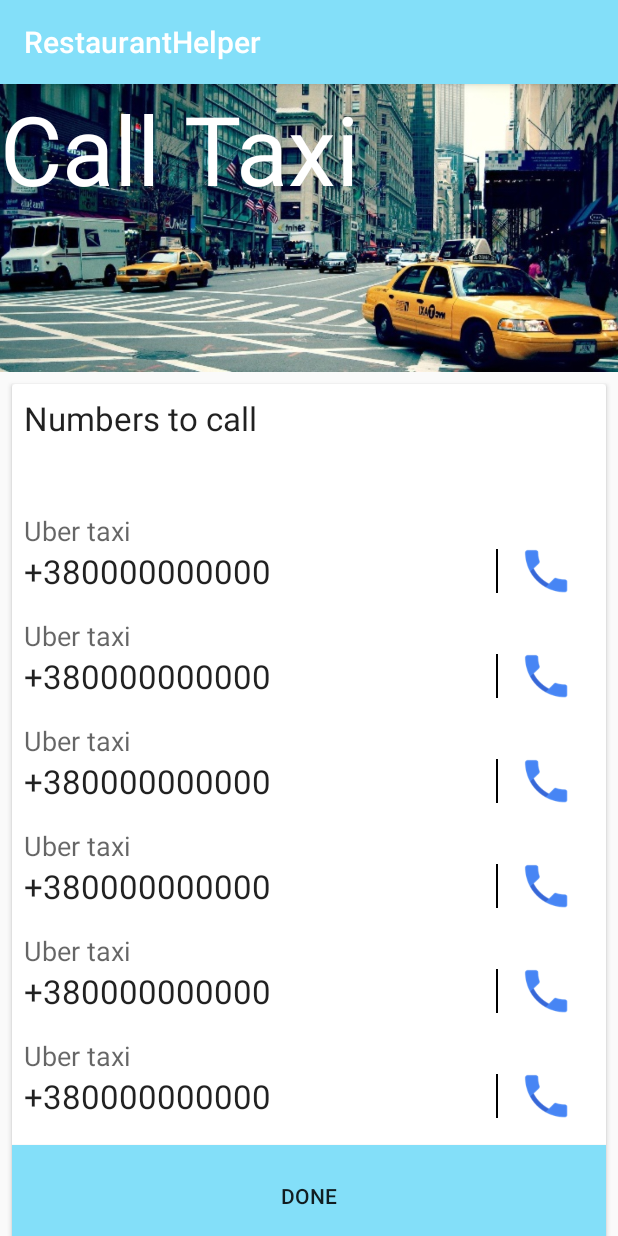
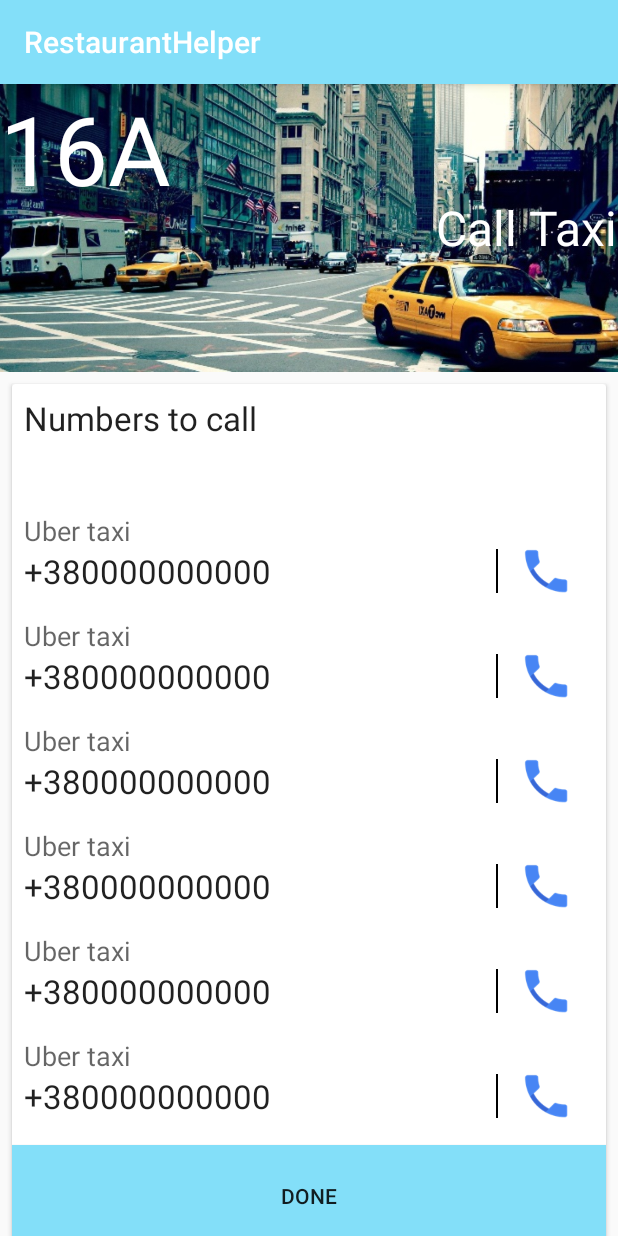
Before and after one commit to Vrungel322/RestaurantHelper, an Android app: the screen it shows after launch (TaxiCallActivity), after a tap on "Time", on a phone screen of 412 x 824 dp. Run offline under Robolectric (Android 15) with nearby library versions, the light colour scheme and no system bars; our stand-ins replace ButterKnife.

Commit message:
place can be shown in TaxiActivity now

```diff
--- a/mobile/src/main/java/com/nanddgroup/restauranthelper/AdapterMainLv.java
+++ b/mobile/src/main/java/com/nanddgroup/restauranthelper/AdapterMainLv.java
@@ -28,21 +28,27 @@ public class AdapterMainLv extends ArrayAdapter<Information> {
     public View getView(final int position, View convertView, ViewGroup parent) {
         View rootView = null;
         if (convertView == null){
-            LayoutInflater inflater = (LayoutInflater) context.getSystemService(Context.LAYOUT_INFLATER_SERVICE);
+            LayoutInflater inflater =
+                    (LayoutInflater) context.getSystemService(Context.LAYOUT_INFLATER_SERVICE);
             rootView = inflater.inflate(R.layout.custom_row, parent, false);
         }
         else {
             rootView = convertView;
         }
-        rootView.setTag(String.valueOf(data.get(position).sCode));
 
         TextView tvTime = (TextView) rootView.findViewById(R.id.tvTime);
         tvTime.setText(data.get(position).sTime);
         TextView tvPlace = (TextView) rootView.findViewById(R.id.tvPlace);
         tvPlace.setText(data.get(position).sPlace);
-        final TextView tvCode = (TextView) rootView.findViewById(R.id.tvCode);
+        TextView tvCode = (TextView) rootView.findViewById(R.id.tvCode);
         tvCode.setText(data.get(position).sCode);
         CardView cardView = (CardView) rootView.findViewById(R.id.card_view);
+        if (tvCode.getText().toString().equals("Taxi_Code")){
+            rootView.setTag(String.valueOf(data.get(position).sCode));
+        }
+        if (tvCode.getText().toString().equals("Cutlery_Code")){
+            rootView.setTag(String.valueOf(data.get(position).sCode));
+        }
         return rootView;
     }
 
--- a/mobile/src/main/java/com/nanddgroup/restauranthelper/Information.java
+++ b/mobile/src/main/java/com/nanddgroup/restauranthelper/Information.java
@@ -11,7 +11,7 @@ import java.util.List;
 public class Information {
     public static final String sCODE = "CODE";
     public static final int iCODE_taxi = 24;
-    public static final String PLACE = "PLACE";
+    public static final String PLACE = "PLACE_OF_CALL";
     public static final int TAXI_CODE = 1;
     public static final int DONE = 1;
     protected String sTime;
--- a/mobile/src/main/java/com/nanddgroup/restauranthelper/ListHelper.java
+++ b/mobile/src/main/java/com/nanddgroup/restauranthelper/ListHelper.java
@@ -16,7 +16,8 @@ public class ListHelper {
     private List<Information> dataList;
     private Context context;
 
-    public ListHelper(ListView lvNotifications, List<Information> dataList, AdapterMainLv adapterMainLv, Context context) {
+    public ListHelper(ListView lvNotifications, List<Information> dataList,
+                      AdapterMainLv adapterMainLv, Context context) {
         this.lvNotifications = lvNotifications;
         this.dataList = dataList;
         this.adapterMainLv = adapterMainLv;
--- a/mobile/src/main/java/com/nanddgroup/restauranthelper/MainActivity.java
+++ b/mobile/src/main/java/com/nanddgroup/restauranthelper/MainActivity.java
@@ -10,6 +10,7 @@ import android.view.MenuItem;
 import android.view.View;
 import android.widget.AdapterView;
 import android.widget.ListView;
+import android.widget.TextView;
 import android.widget.Toast;
 
 import java.util.List;
@@ -27,18 +28,26 @@ public class MainActivity extends AppCompatActivity  {
     protected void onCreate(Bundle savedInstanceState) {
         super.onCreate(savedInstanceState);
         setContentView(R.layout.activity_main);
+        ButterKnife.bind(this);
 
-        ButterKnife.bind(this);
-        listHelper = new ListHelper(lvNotifications, dataList, adapterMainLv, getApplicationContext());
+        listHelper = new ListHelper(lvNotifications, dataList, adapterMainLv,
+                getApplicationContext());
         listHelper.init();
         listHelper.getLvNotifications().setOnItemClickListener(new AdapterView.OnItemClickListener() {
             @Override
             public void onItemClick(AdapterView<?> parent, View view, int position, long id) {
-                if (view.getTag().equals("Taxi_Code")) {
-                    Intent intent = new Intent(getApplicationContext(), TaxiCallActivity.class);
-                    intent.putExtra("POSITION", position);
-                    startActivityForResult(intent, Information.TAXI_CODE);
-                }
+            if (view.getTag().equals("Taxi_Code")) {
+                Intent intent = new Intent(getApplicationContext(), TaxiCallActivity.class);
+                intent.putExtra("POSITION", position);
+                String sp = ((TextView)view.findViewById(R.id.tvPlace)).getText().toString();
+                Toast.makeText(getApplicationContext(), "sp : " + sp, Toast.LENGTH_SHORT).show();
+                intent.putExtra(Information.PLACE, sp);
+                startActivityForResult(intent, Information.TAXI_CODE);
+            }
+            if (view.getTag().equals("Cutlery_Code")) {
+
+                Toast.makeText(getApplicationContext(), "Cutlery_Code ", Toast.LENGTH_SHORT).show();
+            }
             }
         });
 
--- a/mobile/src/main/res/layout/activity_taxi_call.xml
+++ b/mobile/src/main/res/layout/activity_taxi_call.xml
@@ -30,31 +30,34 @@
                 android:src="@drawable/taxi"
                 app:layout_collapseMode="parallax" />
 
-            <LinearLayout
+            <RelativeLayout
                 android:layout_width="match_parent"
-                android:layout_height="match_parent"
-                android:orientation="vertical">
+                android:layout_height="match_parent">
 
                 <TextView
                     android:id="@+id/tvPlace_taxiActivity"
                     android:layout_width="wrap_content"
                     android:layout_height="wrap_content"
+                    android:layout_gravity="left"
                     android:text="Place"
                     android:textAppearance="?android:attr/textAppearanceLarge"
                     android:textColor="#ffffff"
                     android:textSize="64dp"
-                    android:visibility="gone"/>
+                    android:layout_alignParentTop="true"
+                    android:layout_alignParentStart="true" />
 
                 <TextView
                     android:id="@+id/textView"
                     android:layout_width="wrap_content"
                     android:layout_height="wrap_content"
-                    android:layout_gravity="start"
+                    android:layout_gravity="right"
                     android:text="Call Taxi"
                     android:textAppearance="?android:attr/textAppearanceLarge"
                     android:textColor="#ffffff"
-                    android:textSize="64dp" />
-            </LinearLayout>
+                    android:textSize="32dp"
+                    android:layout_centerVertical="true"
+                    android:layout_alignParentEnd="true" />
+            </RelativeLayout>
         </android.support.design.widget.CollapsingToolbarLayout>
     </android.support.design.widget.AppBarLayout>
 
```
Also changed, not shown: mobile/src/main/java/com/nanddgroup/restauranthelper/TaxiCallActivity.java (+6 -3 lines).
